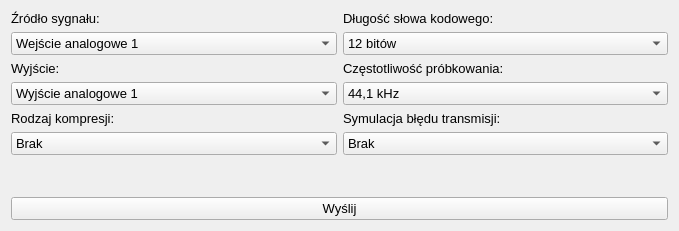
Before: the Qt Designer form PCM-2/configwidget.ui in Gibol/INZ, drawn with Qt 5.
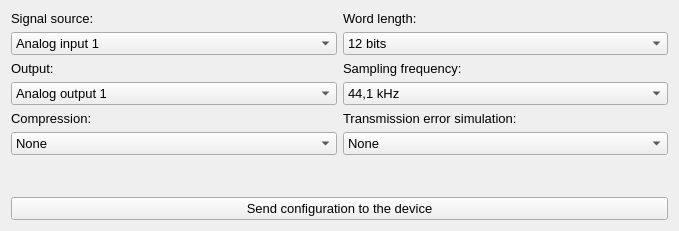
After: the same form once the commit is applied.

Patch:
```diff
--- a/PCM-2/configwidget.ui
+++ b/PCM-2/configwidget.ui
@@ -25,7 +25,7 @@
     <widget class="QComboBox" name="comboBoxOutput">
      <item>
       <property name="text">
-       <string>Wyjście analogowe 1</string>
+       <string>Analog output 1</string>
       </property>
      </item>
      <item>
@@ -75,14 +75,14 @@
    <item row="2" column="1">
     <widget class="QLabel" name="label_4">
      <property name="text">
-      <string>Częstotliwość próbkowania:</string>
+      <string>Sampling frequency:</string>
      </property>
     </widget>
    </item>
    <item row="4" column="0">
     <widget class="QLabel" name="label_3">
      <property name="text">
-      <string>Rodzaj kompresji:</string>
+      <string>Compression:</string>
      </property>
     </widget>
    </item>
@@ -90,7 +90,7 @@
     <widget class="QComboBox" name="comboBoxCompression">
      <item>
       <property name="text">
-       <string>Brak</string>
+       <string>None</string>
       </property>
      </item>
      <item>
@@ -113,7 +113,7 @@
    <item row="0" column="0">
     <widget class="QLabel" name="label">
      <property name="text">
-      <string>Źródło sygnału:</string>
+      <string>Signal source:</string>
      </property>
     </widget>
    </item>
@@ -121,7 +121,7 @@
     <widget class="QComboBox" name="comboBoxSource">
      <item>
       <property name="text">
-       <string>Wejście analogowe 1</string>
+       <string>Analog input 1</string>
       </property>
      </item>
      <item>
@@ -144,7 +144,7 @@
    <item row="0" column="1">
     <widget class="QLabel" name="label_2">
      <property name="text">
-      <string>Długość słowa kodowego:</string>
+      <string>Word length:</string>
      </property>
     </widget>
    </item>
@@ -160,7 +160,7 @@
      </item>
      <item>
       <property name="text">
-       <string>12 bitów</string>
+       <string>12 bits</string>
       </property>
      </item>
     </widget>
@@ -168,7 +168,7 @@
    <item row="4" column="1">
     <widget class="QLabel" name="label_5">
      <property name="text">
-      <string>Symulacja błędu transmisji:</string>
+      <string>Transmission error simulation:</string>
      </property>
     </widget>
    </item>
@@ -244,7 +244,7 @@
      </item>
      <item>
       <property name="text">
-       <string>Brak</string>
+       <string>None</string>
       </property>
      </item>
     </widget>
@@ -252,14 +252,14 @@
    <item row="7" column="0" colspan="2">
     <widget class="QPushButton" name="pushButton">
      <property name="text">
-      <string>Wyślij</string>
+      <string>Send configuration to the device</string>
      </property>
     </widget>
    </item>
    <item row="2" column="0">
     <widget class="QLabel" name="label_6">
      <property name="text">
-      <string>Wyjście:</string>
+      <string>Output:</string>
      </property>
     </widget>
    </item>
```
Left out of the diff: 43 changed lines with no effect on the pictures.
